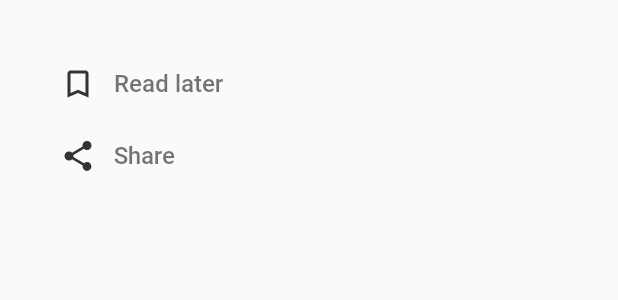
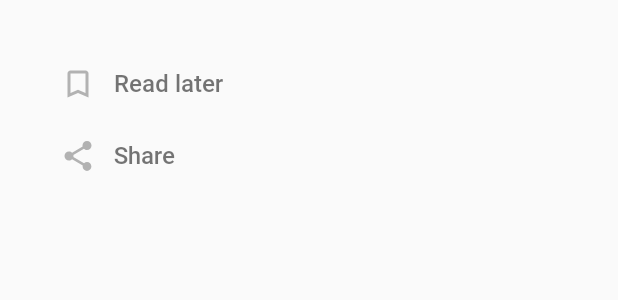
Before and after one commit to nitupaul91/Positive-News, an Android app: the layout bottom_fragment_more_options.xml on its own in the app's theme, with its tools: preview values and no code run, on a phone screen of 412 x 824 dp. Shown: the top 300 px of the screen. Run offline under Robolectric (Android 15) with nearby library versions, the phone set to English and light mode, and no system bars; network calls fail.

Commit message:
Update drawable colors

```diff
--- a/app/src/main/res/drawable/ic_bookmark_border.xml
+++ b/app/src/main/res/drawable/ic_bookmark_border.xml
@@ -4,6 +4,6 @@
     android:viewportWidth="24"
     android:viewportHeight="24">
     <path
-        android:fillColor="#333333"
+        android:fillColor="@color/medium_gray"
         android:pathData="M17,3L7,3c-1.1,0 -1.99,0.9 -1.99,2L5,21l7,-3 7,3L19,5c0,-1.1 -0.9,-2 -2,-2zM17,18l-5,-2.18L7,18L7,5h10v13z" />
 </vector>
--- a/app/src/main/res/drawable/ic_bookmarked.xml
+++ b/app/src/main/res/drawable/ic_bookmarked.xml
@@ -4,6 +4,6 @@
     android:viewportWidth="100"
     android:viewportHeight="100">
     <path
-        android:fillColor="#333333"
+        android:fillColor="@color/medium_gray"
         android:pathData="M79.26,20.72c0,-4.56 -3.73,-8.3 -8.3,-8.3H29.43c-4.57,0 -8.26,3.73 -8.26,8.3L21.13,87.1l29.06,-12.45L79.26,87.1V20.72z" />
 </vector>
--- a/app/src/main/res/drawable/ic_hot.xml
+++ b/app/src/main/res/drawable/ic_hot.xml
@@ -4,6 +4,6 @@
     android:viewportWidth="100"
     android:viewportHeight="100">
     <path
-        android:fillColor="#333333"
+        android:fillColor="@color/medium_gray"
         android:pathData="M57.63,4.54c0,0 3,10.73 3,19.44c0,8.34 -5.47,15.11 -13.81,15.11c-8.38,0 -14.7,-6.76 -14.7,-15.11l0.12,-1.46c-8.18,9.72 -13.08,22.32 -13.08,36c0,17.9 14.5,32.4 32.4,32.4s32.4,-14.5 32.4,-32.4C83.95,36.69 73.46,17.21 57.63,4.54zM50.38,78.77c-7.21,0 -13.04,-5.67 -13.04,-12.72c0,-6.56 4.25,-11.18 11.38,-12.64c7.17,-1.46 14.58,-4.9 18.71,-10.45c1.58,5.22 2.39,10.73 2.39,16.36C69.82,70.07 61.11,78.77 50.38,78.77z" />
 </vector>
--- a/app/src/main/res/drawable/ic_search.xml
+++ b/app/src/main/res/drawable/ic_search.xml
@@ -2,9 +2,8 @@
     android:width="24dp"
     android:height="24dp"
     android:viewportWidth="24"
-    android:viewportHeight="24"
-    android:tint="?attr/colorControlNormal">
+    android:viewportHeight="24">
   <path
-      android:fillColor="@android:color/white"
+      android:fillColor="@color/medium_gray"
       android:pathData="M15.5,14h-0.79l-0.28,-0.27C15.41,12.59 16,11.11 16,9.5 16,5.91 13.09,3 9.5,3S3,5.91 3,9.5 5.91,16 9.5,16c1.61,0 3.09,-0.59 4.23,-1.57l0.27,0.28v0.79l5,4.99L20.49,19l-4.99,-5zM9.5,14C7.01,14 5,11.99 5,9.5S7.01,5 9.5,5 14,7.01 14,9.5 11.99,14 9.5,14z"/>
 </vector>
--- a/app/src/main/res/drawable/ic_share.xml
+++ b/app/src/main/res/drawable/ic_share.xml
@@ -2,9 +2,8 @@
     android:width="24dp"
     android:height="24dp"
     android:viewportWidth="24"
-    android:viewportHeight="24"
-    >
-  <path
-      android:fillColor="#333333"
-      android:pathData="M18,16.08c-0.76,0 -1.44,0.3 -1.96,0.77L8.91,12.7c0.05,-0.23 0.09,-0.46 0.09,-0.7s-0.04,-0.47 -0.09,-0.7l7.05,-4.11c0.54,0.5 1.25,0.81 2.04,0.81 1.66,0 3,-1.34 3,-3s-1.34,-3 -3,-3 -3,1.34 -3,3c0,0.24 0.04,0.47 0.09,0.7L8.04,9.81C7.5,9.31 6.79,9 6,9c-1.66,0 -3,1.34 -3,3s1.34,3 3,3c0.79,0 1.5,-0.31 2.04,-0.81l7.12,4.16c-0.05,0.21 -0.08,0.43 -0.08,0.65 0,1.61 1.31,2.92 2.92,2.92 1.61,0 2.92,-1.31 2.92,-2.92s-1.31,-2.92 -2.92,-2.92z"/>
+    android:viewportHeight="24">
+    <path
+        android:fillColor="@color/medium_gray"
+        android:pathData="M18,16.08c-0.76,0 -1.44,0.3 -1.96,0.77L8.91,12.7c0.05,-0.23 0.09,-0.46 0.09,-0.7s-0.04,-0.47 -0.09,-0.7l7.05,-4.11c0.54,0.5 1.25,0.81 2.04,0.81 1.66,0 3,-1.34 3,-3s-1.34,-3 -3,-3 -3,1.34 -3,3c0,0.24 0.04,0.47 0.09,0.7L8.04,9.81C7.5,9.31 6.79,9 6,9c-1.66,0 -3,1.34 -3,3s1.34,3 3,3c0.79,0 1.5,-0.31 2.04,-0.81l7.12,4.16c-0.05,0.21 -0.08,0.43 -0.08,0.65 0,1.61 1.31,2.92 2.92,2.92 1.61,0 2.92,-1.31 2.92,-2.92s-1.31,-2.92 -2.92,-2.92z" />
 </vector>
--- a/app/src/main/res/drawable/navigation_view_selector_colors.xml
+++ b/app/src/main/res/drawable/navigation_view_selector_colors.xml
@@ -1,5 +1,5 @@
 <?xml version="1.0" encoding="utf-8"?>
 <selector xmlns:android="http://schemas.android.com/apk/res/android">
     <item android:state_checked="true" android:color="@color/green" />
-    <item android:color="@android:color/darker_gray"  />
+    <item android:color="@color/medium_gray"  />
 </selector>
--- a/app/src/main/res/values/colors.xml
+++ b/app/src/main/res/values/colors.xml
@@ -4,6 +4,7 @@
     <color name="colorPrimaryDark">#00574B</color>
     <color name="colorAccent">#D81B60</color>
     <color name="light_gray">#ddd</color>
+    <color name="medium_gray">#B2B2B2</color>
     <color name="white">#FFFFFF</color>
     <color name="black">#000</color>
     <color name="purple">#c09afd</color>
```
Also changed, not shown: app/src/main/res/drawable/ic_more.xml (+21 -8 lines), app/src/main/res/drawable/ic_new.xml (+8 -3 lines).
